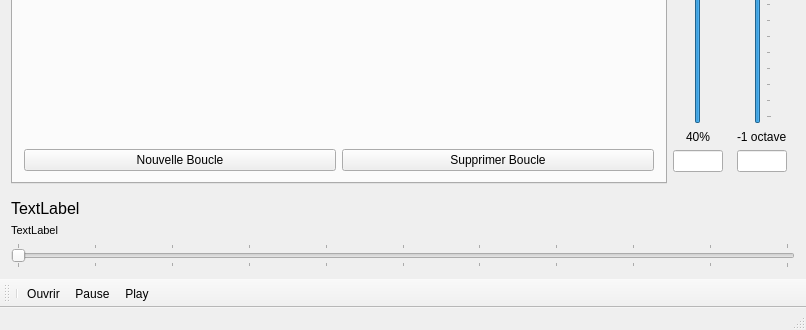
Before: the Qt Designer form mainwindow.ui in Gai-Luron/MusicPraticeOHLC, drawn with Qt 5; both pictures show x 0 to 806 and y 353 to 683 of the 806 by 683 pixel window.
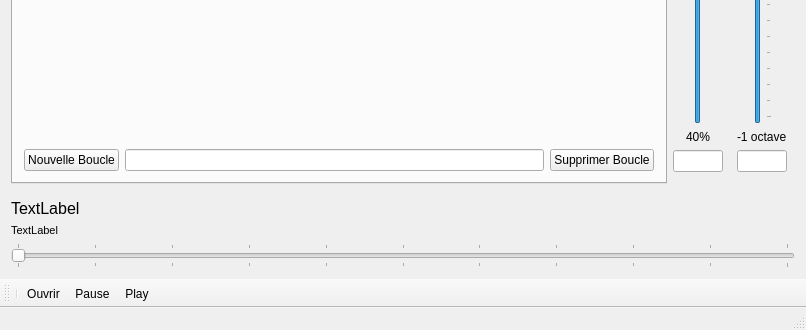
After: the same form once the commit is applied. Icons and pictures are not drawn. Custom widgets are drawn as their Qt base class.

Commit message: Fix issue : crash when drag buttonLoop when other button is in edit mode

The edit to the form file:
```diff
--- a/mainwindow.ui
+++ b/mainwindow.ui
@@ -211,6 +211,9 @@
                 </property>
                </widget>
               </item>
+              <item>
+               <widget class="QLineEdit" name="lineEdit_2"/>
+              </item>
               <item>
                <widget class="QPushButton" name="pushButton_10">
                 <property name="acceptDrops">
@@ -546,6 +549,11 @@
    <extends>QTreeWidget</extends>
    <header>QRecentsFilesTree.h</header>
   </customwidget>
+  <customwidget>
+   <class>QPushButtonLoop</class>
+   <extends>QPushButton</extends>
+   <header>QPushButtonLoop.h</header>
+  </customwidget>
  </customwidgets>
  <resources>
   <include location="res.qrc"/>
```
Left out of the diff: 5 changed lines with no effect on the pictures. The commit also changes 9 other files.
